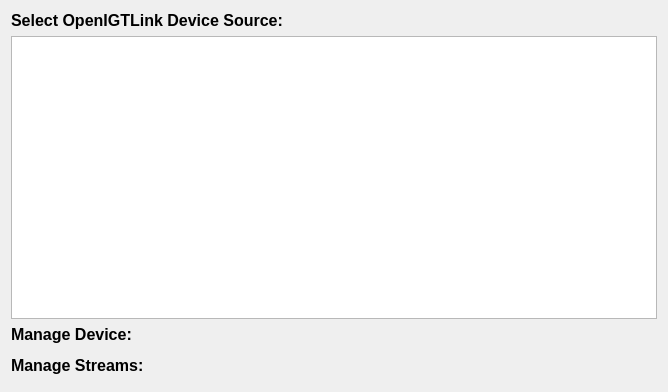
Before: the Qt Designer form Plugins/org.mitk.gui.qt.igtlplugin/src/internal/OpenIGTLinkManagerControls.ui in MITK/MITK, drawn with Qt 5.
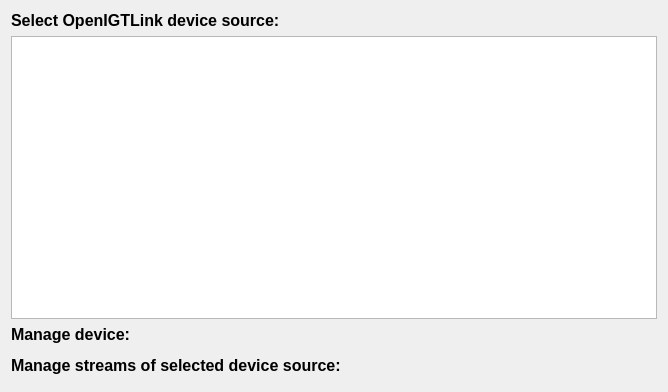
After: the same form once the commit is applied. Custom widgets are drawn as their Qt base class.

Patch:
```diff
--- a/Plugins/org.mitk.gui.qt.igtlplugin/src/internal/OpenIGTLinkManagerControls.ui
+++ b/Plugins/org.mitk.gui.qt.igtlplugin/src/internal/OpenIGTLinkManagerControls.ui
@@ -30,7 +30,7 @@
       </font>
      </property>
      <property name="text">
-      <string>Select OpenIGTLink Device Source:</string>
+      <string>Select OpenIGTLink device source:</string>
      </property>
     </widget>
    </item>
@@ -47,7 +47,7 @@
       </font>
      </property>
      <property name="text">
-      <string>Manage Device:</string>
+      <string>Manage device:</string>
      </property>
     </widget>
    </item>
@@ -64,7 +64,7 @@
       </font>
      </property>
      <property name="text">
-      <string>Manage Streams:</string>
+      <string>Manage streams of selected device source:</string>
      </property>
     </widget>
    </item>
```
